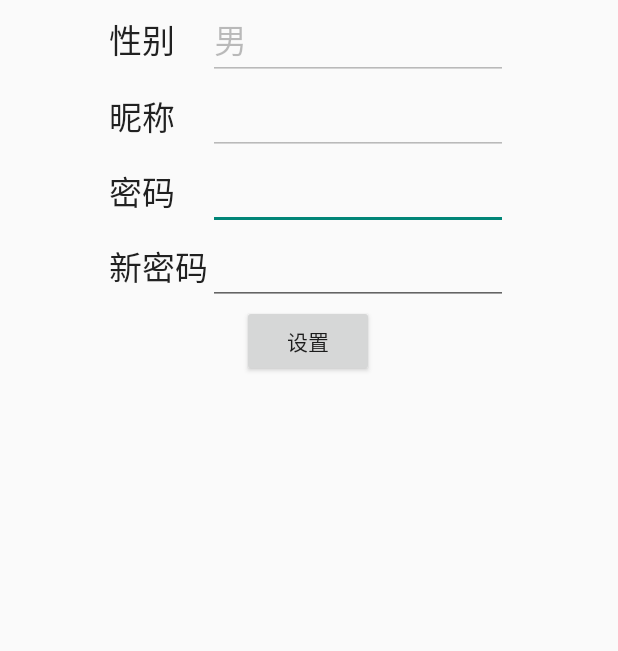
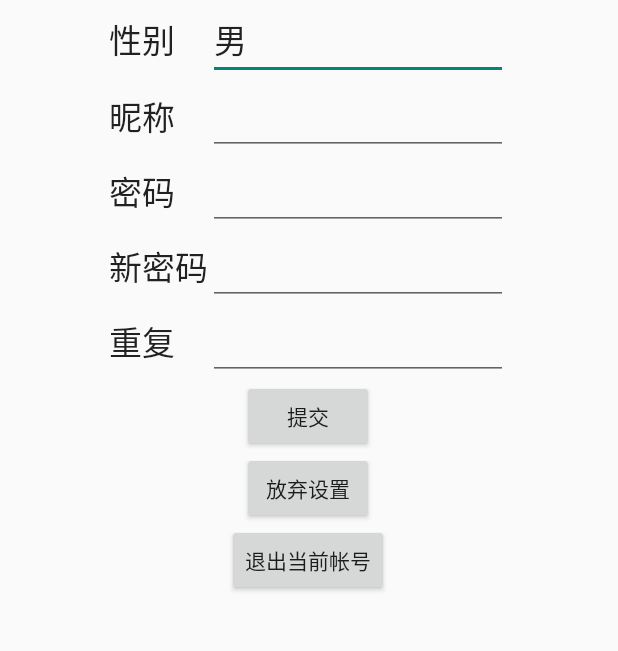
Before and after one commit to RenJiJiaoHuPj/circle, an Android app: the fragment MyInfoFragment shown on its own in the app's theme, after a tap on "设置", on a phone screen of 412 x 824 dp, the part 288-939 px from its top. Run offline under Robolectric (Android 15) with nearby library versions, the phone set to English and light mode, and no system bars; libraries missing offline, so code that uses them is left out: com.nostra13.universalimageloader; 3 statements that could not run were skipped.

Commit message:
update:    我 界面功能完善:    (1)密码修改方面,点击设置显示密码新密码三框(建议把帐号一栏弄回来)    (2)添加scroll属性,可以上下滑动以完全显示,将退出帐号弄回来了(小明若没有把退出放到哪里的想法暂时先留在这里)
   主界面:
   (1)将右上角的...改成+,由于目前+里面只包含一个[发布图片],所以一点击+就直接进入发布界面
   (2)发布图片界面焦点改变,不再弹出输入框

```diff
--- a/app/src/main/java/com/zzt/circle/app/fragment/MyInfoFragment.java
+++ b/app/src/main/java/com/zzt/circle/app/fragment/MyInfoFragment.java
@@ -1,18 +1,21 @@
 package com.zzt.circle.app.fragment;
 
+import android.app.ProgressDialog;
+import android.content.Intent;
+import android.graphics.Bitmap;
 import android.os.Bundle;
-import android.support.v4.app.FragmentManager;
-import android.support.v4.app.FragmentTransaction;
 import android.view.LayoutInflater;
 import android.view.View;
 import android.view.ViewGroup;
-import android.widget.Button;
-import android.widget.EditText;
-import android.widget.ImageView;
+import android.widget.*;
 
 import com.nostra13.universalimageloader.core.ImageLoader;
 import com.zzt.circle.app.Config;
 import com.zzt.circle.app.R;
+import com.zzt.circle.app.activity.LoginActivity;
+import com.zzt.circle.app.net.UpdateInfo;
+import com.zzt.circle.app.tools.ImageUtil;
+import com.zzt.circle.app.tools.MD5Utils;
 
 /**
  *
@@ -29,11 +32,18 @@ public class MyInfoFragment extends LazyFragment {
 
     private ImageLoader imageLoader;
 
-    private EditText tv_gender;
-    private EditText tv_nickname;
+    private TextView tv_pw_old;
+    private TextView tv_pw_new;
+    private TextView tv_pw_new2;
+    private EditText et_pw;
+    private EditText et_pw2;
+    private EditText et_pw_old;
+    private EditText et_gender;
+    private EditText et_nickname;
     private ImageView iv_image;
 
     private Button setInfo;
+    private Button delsetInfo;
 
     public MyInfoFragment() {
         // Required empty public constructor
@@ -48,92 +58,126 @@ public class MyInfoFragment extends LazyFragment {
         gender = Config.getCachedGender(getActivity());
         nickname = Config.getCachedNickname(getActivity());
         avatarUrl = Config.getCachedAvatagUrl(getActivity());
-        View rootView = inflater.inflate(R.layout.fragment_myinfo, container, false);
+        final View rootView = inflater.inflate(R.layout.fragment_myinfo, container, false);
         isPrepared = true;
 
-        //fuzhi
-        tv_gender = (EditText) rootView.findViewById(R.id.gender);
-        tv_nickname = (EditText) rootView.findViewById(R.id.nickname);
+        // 赋值
+        et_gender = (EditText) rootView.findViewById(R.id.gender);
+        et_nickname = (EditText) rootView.findViewById(R.id.nickname);
         iv_image = (ImageView) rootView.findViewById(R.id.iv_image);
 
-        tv_gender.setEnabled(false);
-        tv_nickname.setEnabled(false);
+        et_gender.setEnabled(false);
+        et_nickname.setEnabled(false);
 
         imageLoader = ImageLoader.getInstance();
         imageLoader.displayImage(Config.SERVER_URL + avatarUrl, iv_image);
-        tv_nickname.setText(nickname);
-        tv_gender.setText(gender);
+        et_nickname.setText(nickname);
+        et_gender.setText(gender);
+
+        tv_pw_new = (TextView) rootView.findViewById(R.id.tv_pw_new);
+        tv_pw_new2 = (TextView) rootView.findViewById(R.id.tv_pw_new2);
+        tv_pw_old = (TextView) rootView.findViewById(R.id.tv_pw_old);
+        et_pw = (EditText) rootView.findViewById(R.id.et_pw);
+        et_pw2 = (EditText) rootView.findViewById(R.id.et_pw2);
+        et_pw_old = (EditText) rootView.findViewById(R.id.et_pw_old);
+        delsetInfo = (Button) rootView.findViewById(R.id.delsetInfo);
 
         setInfo = (Button) rootView.findViewById(R.id.setInfo);
         setInfo.setOnClickListener(new View.OnClickListener() {
             @Override
             public void onClick(View v) {
-//                if (setInfo.getText().equals("设置")) {
-//                    tv_gender.setEnabled(true);
-//                    tv_nickname.setEnabled(true);
-//                    setInfo.setText("提交");
-//                } else if (setInfo.getText().equals("提交")) {
-//                    final ProgressDialog pd = ProgressDialog.show(getActivity(), getString(R.string.now_loading), getString(R.string.please_waite));
-//                    String img = "";
-//                    Bitmap bitmap = iv_image.getDrawingCache();
-//                    iv_image.setDrawingCacheEnabled(false);
-//                    if (bitmap == null) {
-//                        img = "";
-//                    } else {
-//                        img = ImageUtil.Bitmap2StrByBase64(bitmap);
-//                    }
-//
-//                    new UpdateInfo(account, token, tv_nickname.getText().toString(),
-//                            img, tv_gender.getText().toString().equals("男") ? 1 : 0,
-//                            "", "",
-//
-//                            new UpdateInfo.SuccessCallback() {
-//                                @Override
-//                                public void onSuccess(String avatag_url) {
-//                                    pd.dismiss();
-//                                    imageLoader.displayImage(Config.SERVER_URL + avatarUrl, iv_image);
-//                                    Toast.makeText(getActivity(), "更新成功!", Toast.LENGTH_LONG).show();
-//
-//                                }
-//                            },
-//                            new UpdateInfo.FailCallback() {
-//                                @Override
-//                                public void onFail() {
-//                                    onFail(Config.RESULT_STATUS_FAIL);
-//                                }
-//
-//                                @Override
-//                                public void onFail(int failCode) {
-//                                    pd.dismiss();
-//                                    switch (failCode) {
-//                                        case Config.RESULT_STATUS_FAIL:
-//                                            Toast.makeText(getActivity(), "更新失败!", Toast.LENGTH_LONG).show();
-//                                            break;
-//                                        case Config.RESULT_STATUS_INVALID_TOKEN:
-//                                            Toast.makeText(getActivity(), R.string.invalid_token_please_login_again, Toast.LENGTH_LONG).show();
-//                                            startActivity(new Intent(getActivity(), LoginActivity.class));
-//                                            break;
-//                                    }
-//                                }
-//                            });
-//                    setInfo.setText("设置");
+                if (setInfo.getText().equals("设置")) {
+                    setMyinfoVisible(View.VISIBLE);
+                    setInfo.setText("提交");
+                } else if (setInfo.getText().equals("提交")) {
+                    // 判断是否输入密码及新密码是否输入相同
+                    EditText et_pw = (EditText) rootView.findViewById(R.id.et_pw);
+                    EditText et_pw_old = (EditText) rootView.findViewById(R.id.et_pw_old);
+                    boolean isUpdatePw = false, isfalse = false;
+                    if (et_pw.getText().length() != 0 && et_pw_old.getText().length() != 0
+                            && (et_pw.getText().equals(et_pw2.getText()))) {
+                        isUpdatePw = true;
+                    } else if (et_pw.getText().length() != 0) {
+                        Toast.makeText(getActivity(), "两次密码输入不一致!", Toast.LENGTH_LONG).show();
+                        isfalse = true;
+                    }
+
+                    if (!isfalse) {
+                        final ProgressDialog pd = ProgressDialog.show(getActivity(), getString(R.string.now_loading), getString(R.string.please_waite));
+                        String img = "";
+                        Bitmap bitmap = iv_image.getDrawingCache();
+                        iv_image.setDrawingCacheEnabled(false);
+                        if (bitmap == null) {
+                            img = "";
+                        } else {
+                            img = ImageUtil.Bitmap2StrByBase64(bitmap);
+                        }
+                        new UpdateInfo(account, token, et_nickname.getText().toString(),
+                                img, et_gender.getText().toString().equals("男") ? 1 : 0,
+                                isUpdatePw ? MD5Utils.str2MD5(et_pw_old.getText().toString()) : "",
+                                isUpdatePw ? MD5Utils.str2MD5(et_pw.getText().toString()) : "",
+
+                                new UpdateInfo.SuccessCallback() {
+                                    @Override
+                                    public void onSuccess(String avatag_url) {
+                                        pd.dismiss();
+                                        imageLoader.displayImage(Config.SERVER_URL + avatarUrl, iv_image);
+                                        Toast.makeText(getActivity(), "更新成功!", Toast.LENGTH_LONG).show();
+
+                                    }
+                                },
+                                new UpdateInfo.FailCallback() {
+                                    @Override
+                                    public void onFail() {
+                                        onFail(Config.RESULT_STATUS_FAIL);
+                                    }
+
+                                    @Override
+                                    public void onFail(int failCode) {
+                                        pd.dismiss();
+                                        switch (failCode) {
+                                            case Config.RESULT_STATUS_FAIL:
+                                                Toast.makeText(getActivity(), "更新失败!", Toast.LENGTH_LONG).show();
+                                                break;
+                                            case Config.RESULT_STATUS_INVALID_TOKEN:
+                                                Toast.makeText(getActivity(), R.string.invalid_token_please_login_again, Toast.LENGTH_LONG).show();
+                                                startActivity(new Intent(getActivity(), LoginActivity.class));
+                                                break;
+                                        }
+                                    }
+                                });
+                    }
+                    //恢复为不可设置及隐藏
+                    setMyinfoVisible(View.GONE);
+                    setInfo.setText("设置");
+                }
             }
         });
+        // 选择图片
+        iv_image.setOnClickListener(new View.OnClickListener() {
+            @Override
+            public void onClick(View v) {
 
-//        iv_image.setOnClickListener(new View.OnClickListener() {
-//            @Override
-//            public void onClick(View v) {
-//                    //TODO 获得一张图片
-//                    Intent intent = new Intent();
-//                    /* 开启Pictures画面Type设定为image */
-//                    intent.setType("image/*");
-//                    /* 使用Intent.ACTION_GET_CONTENT这个Action */
-//                    intent.setAction(Intent.ACTION_GET_CONTENT);
-//                    /* 取得相片后返回MainActivity */
-//                    startActivityForResult(intent, 1);
-//
-//            }
-//        });
+                if (et_nickname.isEnabled()) {
+                    Intent intent = new Intent();
+                    /* 开启Pictures画面Type设定为image */
+                    intent.setType("image/*");
+                    /* 使用Intent.ACTION_GET_CONTENT这个Action */
+                    intent.setAction(Intent.ACTION_GET_CONTENT);
+                    /* 取得相片后返回MainActivity */
+                    startActivityForResult(intent, 1);
+                }
+            }
+        });
+        //
+        delsetInfo.setOnClickListener(new View.OnClickListener() {
+            @Override
+            public void onClick(View v) {
+                //恢复为不可设置及隐藏
+                setMyinfoVisible(View.GONE);
+                setInfo.setText("设置");
+            }
+        });
 
         lazyLoad();
         return rootView;
@@ -153,7 +197,25 @@ public class MyInfoFragment extends LazyFragment {
     }
 
     private void loadMessage() {
+
     }
 
+    private void setMyinfoVisible(int view) {
+        tv_pw_new.setVisibility(view);
+        et_pw.setVisibility(view);
+        tv_pw_new2.setVisibility(view);
+        et_pw2.setVisibility(view);
+        et_pw_old.setVisibility(view);
+        tv_pw_old.setVisibility(view);
+        delsetInfo.setVisibility(view);
+
+        if (View.VISIBLE == view) {
+            et_gender.setEnabled(true);
+            et_nickname.setEnabled(true);
+        } else {
+            et_gender.setEnabled(false);
+            et_nickname.setEnabled(false);
+        }
+    }
 
 }
--- a/app/src/main/res/layout/activity_post_photo.xml
+++ b/app/src/main/res/layout/activity_post_photo.xml
@@ -1,7 +1,9 @@
 <?xml version="1.0" encoding="utf-8"?>
 <RelativeLayout xmlns:android="http://schemas.android.com/apk/res/android"
                 android:layout_width="match_parent"
-                android:layout_height="match_parent">
+                android:layout_height="match_parent"
+                android:focusable="true"
+                android:focusableInTouchMode="true" >
 
     <ImageView
             android:layout_width="fill_parent"
--- a/app/src/main/res/layout/fragment_myinfo.xml
+++ b/app/src/main/res/layout/fragment_myinfo.xml
@@ -1,5 +1,10 @@
 <?xml version="1.0" encoding="utf-8"?>
-<LinearLayout xmlns:android="http://schemas.android.com/apk/res/android"
+<ScrollView xmlns:android="http://schemas.android.com/apk/res/android"
+            android:id="@+id/scrollView1"
+            android:layout_width="match_parent"
+            android:layout_height="wrap_content">
+
+    <LinearLayout
             android:orientation="vertical"
             android:padding="@dimen/activity_horizontal_margin"
             android:layout_width="match_parent"
@@ -17,72 +22,119 @@
                     android:padding="2dp"
                     android:src="@mipmap/ic_launcher"
                     android:id="@+id/iv_image"
-            android:layout_gravity="center_horizontal" />
+                    android:layout_gravity="center_horizontal"/>
 
-        <LinearLayout android:layout_width="wrap_content" android:layout_height="wrap_content"
+            <LinearLayout android:layout_width="wrap_content"
+                          android:layout_height="wrap_content"
                           android:orientation="horizontal">
-            <TextView android:layout_width="@dimen/small_label_width" android:layout_height="wrap_content"
-                      android:text="性别" android:textAppearance="?android:attr/textAppearanceLarge" />
-            <EditText android:layout_width="@dimen/common_input_width" android:layout_height="wrap_content" android:inputType="text"
-                      android:singleLine="true" android:id="@+id/gender"
+                <TextView android:layout_width="@dimen/small_label_width"
+                          android:layout_height="wrap_content"
+                          android:text="性别"
+                          android:textAppearance="?android:attr/textAppearanceLarge"/>
+
+                <EditText android:layout_width="@dimen/common_input_width"
+                          android:layout_height="wrap_content"
+                          android:inputType="text"
+                          android:singleLine="true"
+                          android:id="@+id/gender"
                           android:textAppearance="?android:attr/textAppearanceLarge"/>
             </LinearLayout>
 
-        <LinearLayout android:layout_width="wrap_content" android:layout_height="wrap_content"
+            <LinearLayout android:layout_width="wrap_content"
+                          android:layout_height="wrap_content"
                           android:orientation="horizontal">
-            <TextView android:layout_width="@dimen/small_label_width" android:layout_height="wrap_content"
-                      android:text="昵称" android:textAppearance="?android:attr/textAppearanceLarge"/>
-            <EditText android:layout_width="@dimen/common_input_width" android:layout_height="wrap_content" android:inputType="text"
-                      android:singleLine="true" android:id="@+id/nickname"
+                <TextView android:layout_width="@dimen/small_label_width"
+                          android:layout_height="wrap_content"
+                          android:text="昵称"
+                          android:textAppearance="?android:attr/textAppearanceLarge"/>
+
+                <EditText android:layout_width="@dimen/common_input_width"
+                          android:layout_height="wrap_content"
+                          android:inputType="text"
+                          android:singleLine="true"
+                          android:id="@+id/nickname"
                           android:textAppearance="?android:attr/textAppearanceLarge"/>
             </LinearLayout>
 
-        <LinearLayout
-                android:layout_width="wrap_content"
+            <LinearLayout android:layout_width="wrap_content"
                           android:layout_height="wrap_content"
                           android:orientation="horizontal">
+                <TextView android:layout_width="@dimen/small_label_width"
+                          android:layout_height="wrap_content"
+                          android:text="密码"
+                          android:visibility="gone"
+                          android:textAppearance="?android:attr/textAppearanceLarge"
+                          android:id="@+id/tv_pw_old"/>
 
-        </LinearLayout>
-        <LinearLayout android:layout_width="wrap_content" android:layout_height="wrap_content"
-                      android:orientation="horizontal">
-            <TextView android:layout_width="@dimen/small_label_width" android:layout_height="wrap_content"
-                      android:text="密码" android:textAppearance="?android:attr/textAppearanceLarge"
-                      android:id="@+id/old_password"/>
-            <EditText android:layout_width="@dimen/common_input_width" android:layout_height="wrap_content" android:inputType="textPassword"
-                      android:singleLine="true" android:id="@+id/editText"
-
+                <EditText android:layout_width="@dimen/common_input_width"
+                          android:layout_height="wrap_content"
+                          android:inputType="textPassword"
+                          android:singleLine="true"
+                          android:id="@+id/et_pw_old"
+                          android:visibility="gone"
                           android:textAppearance="?android:attr/textAppearanceLarge"/>
             </LinearLayout>
 
-        <LinearLayout android:layout_width="wrap_content" android:layout_height="wrap_content"
+            <LinearLayout android:layout_width="wrap_content"
+                          android:layout_height="wrap_content"
                           android:orientation="horizontal">
-            <TextView android:layout_width="@dimen/small_label_width" android:layout_height="wrap_content"
-                      android:text="新密码" android:textAppearance="?android:attr/textAppearanceLarge"
-                      android:id="@+id/new_password"/>
-            <EditText android:layout_width="@dimen/common_input_width" android:layout_height="wrap_content" android:inputType="textPassword"
-                      android:singleLine="true" android:id="@+id/editText2"
+                <TextView android:layout_width="@dimen/small_label_width"
+                          android:layout_height="wrap_content"
+                          android:text="新密码"
+                          android:textAppearance="?android:attr/textAppearanceLarge"
+                          android:id="@+id/tv_pw_new"
+                          android:visibility="gone"/>
+
+                <EditText android:layout_width="@dimen/common_input_width"
+                          android:layout_height="wrap_content"
+                          android:inputType="textPassword"
+                          android:singleLine="true"
+                          android:id="@+id/et_pw"
+                          android:visibility="gone"
                           android:textAppearance="?android:attr/textAppearanceLarge"/>
             </LinearLayout>
-        <LinearLayout android:layout_width="wrap_content" android:layout_height="wrap_content"
+
+            <LinearLayout android:layout_width="wrap_content"
+                          android:layout_height="wrap_content"
                           android:orientation="horizontal"
-            android:visibility="gone">
-            <TextView android:layout_width="@dimen/small_label_width" android:layout_height="wrap_content"
-                      android:text="重复" android:textAppearance="?android:attr/textAppearanceLarge"
-                      android:id="@+id/new_password2"/>
-            <EditText android:layout_width="@dimen/common_input_width" android:layout_height="wrap_content" android:inputType="textPassword"
-                      android:singleLine="true" android:id="@+id/editText3"
-                      android:textAppearance="?android:attr/textAppearanceLarge"/>
+                    >
+                <TextView android:layout_width="@dimen/small_label_width"
+                          android:layout_height="wrap_content"
+                          android:text="重复"
+                          android:textAppearance="?android:attr/textAppearanceLarge"
+                          android:id="@+id/tv_pw_new2"
+                          android:visibility="gone"/>
+
+                <EditText android:layout_width="@dimen/common_input_width"
+                          android:layout_height="wrap_content"
+                          android:inputType="textPassword"
+                          android:singleLine="true"
+                          android:id="@+id/et_pw2" android:visibility="gone"
+                          android:textAppearance="?android:attr/textAppearanceLarge"
+                          android:textIsSelectable="false"/>
             </LinearLayout>
+
             <Button
                     android:layout_width="wrap_content"
                     android:layout_height="wrap_content"
                     android:text="设置"
-                android:id="@+id/setInfo" android:layout_gravity="center_horizontal"/>
+                    android:id="@+id/setInfo"
+                    android:layout_gravity="center_horizontal"/>
+
+            <Button
+                    android:layout_width="wrap_content"
+                    android:layout_height="wrap_content"
+                    android:text="放弃设置"
+                    android:visibility="gone"
+                    android:id="@+id/delsetInfo" android:layout_gravity="center_horizontal"/>
+
             <Button
                     android:layout_width="wrap_content"
                     android:layout_height="wrap_content"
                     android:text="退出当前帐号"
                     android:id="@+id/quit" android:layout_gravity="center_horizontal"
-            android:visibility="gone" />
+                    />
+
         </LinearLayout>
     </LinearLayout>
+</ScrollView>
--- a/app/src/main/res/menu/menu_main.xml
+++ b/app/src/main/res/menu/menu_main.xml
@@ -5,5 +5,7 @@
     <item android:id="@+id/action_settings"
           android:title="@string/publish"
           android:orderInCategory="100"
-          app:showAsAction="never"/>
+          app:showAsAction="always"
+          android:icon="@mipmap/ic_add"
+            />
 </menu>
```
Also changed, not shown: app/src/main/ic_add-web.png (added), app/src/main/res/mipmap-hdpi/ic_add.png (added), app/src/main/res/mipmap-mdpi/ic_add.png (added), app/src/main/res/mipmap-xhdpi/ic_add.png (added), app/src/main/res/mipmap-xxhdpi/ic_add.png (added), app/src/main/res/mipmap-xxxhdpi/ic_add.png (added). Lines whose indentation alone changed are shown as unchanged.
